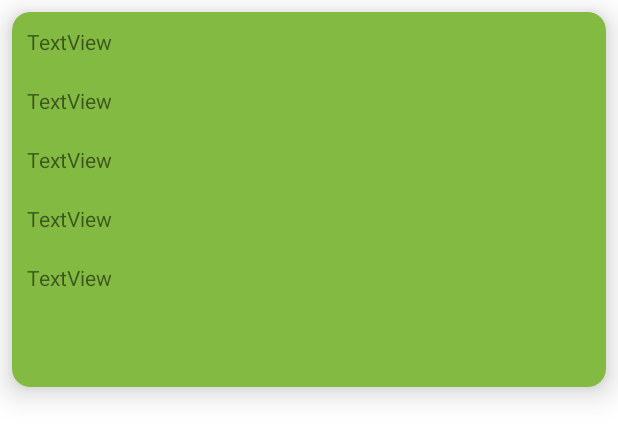
After one commit to yakusugi/OfflineBudgetTracker, an Android app: the layout budget_tracker_row.xml on its own in the app's theme, with its tools: preview values and no code run, on a phone screen of 412 x 824 dp. The commit adds this screen. Shown: the top 440 px of the screen. Run offline under Robolectric (Android 15) with nearby library versions, the phone set to English and light mode, and no system bars.

Commit message:
Finished until Step 10

```diff
--- a/app/src/main/java/com/example/offlinebudgettracker/MainActivity.java
+++ b/app/src/main/java/com/example/offlinebudgettracker/MainActivity.java
@@ -27,7 +27,6 @@ public class MainActivity extends AppCompatActivity {
     protected void onCreate(Bundle savedInstanceState) {
         super.onCreate(savedInstanceState);
         setContentView(R.layout.activity_main);
-        textView = findViewById(R.id.textSample);
 
         budgetTrackerViewModel = new ViewModelProvider.AndroidViewModelFactory(MainActivity.this
                 .getApplication())
@@ -39,7 +38,6 @@ public class MainActivity extends AppCompatActivity {
                 builder.append(" - ").append(budgetTrackerDto.getDate()).append(" ").append(budgetTrackerDto.getProductName());
                 Log.d("TAG", "onCreate: " + budgetTrackerDto.getProductName());
             }
-            textView.setText(builder.toString());
 
         });
 
--- /dev/null
+++ b/app/src/main/java/com/example/offlinebudgettracker/adapter/RecycleViewAdapter.java
@@ -0,0 +1,32 @@
+package com.example.offlinebudgettracker.adapter;
+
+import android.view.View;
+import android.view.ViewGroup;
+
+import androidx.annotation.NonNull;
+import androidx.recyclerview.widget.RecyclerView;
+
+public class RecycleViewAdapter extends RecyclerView.Adapter<RecycleViewAdapter.ViewHolder> {
+    @NonNull
+    @Override
+    public ViewHolder onCreateViewHolder(@NonNull ViewGroup parent, int viewType) {
+        return null;
+    }
+
+    @Override
+    public void onBindViewHolder(@NonNull RecycleViewAdapter.ViewHolder holder, int position) {
+
+    }
+
+    @Override
+    public int getItemCount() {
+        return 0;
+    }
+
+    public class ViewHolder extends RecyclerView.ViewHolder {
+        public ViewHolder(@NonNull View itemView) {
+            super(itemView);
+        }
+    }
+
+}
--- a/app/src/main/res/layout/activity_main.xml
+++ b/app/src/main/res/layout/activity_main.xml
@@ -32,12 +32,11 @@
         app:layout_constraintStart_toStartOf="parent"
         app:layout_constraintTop_toTopOf="parent" />
 
-    <TextView
-        android:id="@+id/textSample"
-        android:layout_width="wrap_content"
-        android:layout_height="wrap_content"
-        android:layout_marginTop="124dp"
-        android:text="TextView"
+    <androidx.recyclerview.widget.RecyclerView
+        android:id="@+id/recycle_view"
+        android:layout_width="410dp"
+        android:layout_height="480dp"
+        android:layout_marginTop="10dp"
         app:layout_constraintEnd_toEndOf="parent"
         app:layout_constraintHorizontal_bias="0.5"
         app:layout_constraintStart_toStartOf="parent"
@@ -54,4 +53,5 @@
         app:layout_constraintBottom_toBottomOf="parent"
         app:layout_constraintEnd_toEndOf="parent"
         app:srcCompat="@drawable/ic_baseline_add_circle_24" />
+
 </androidx.constraintlayout.widget.ConstraintLayout>
--- /dev/null
+++ b/app/src/main/res/layout/budget_tracker_row.xml
@@ -0,0 +1,69 @@
+<?xml version="1.0" encoding="utf-8"?>
+<androidx.constraintlayout.widget.ConstraintLayout xmlns:android="http://schemas.android.com/apk/res/android"
+    xmlns:app="http://schemas.android.com/apk/res-auto"
+    android:layout_width="match_parent"
+    android:layout_height="match_parent">
+
+    <androidx.cardview.widget.CardView
+        android:layout_width="match_parent"
+        android:layout_height="250dp"
+        android:layout_marginStart="8dp"
+        android:layout_marginTop="8dp"
+        android:layout_marginEnd="8dp"
+        android:padding="@dimen/general_padding"
+        app:cardBackgroundColor="#83BA42"
+        app:cardCornerRadius="@dimen/elevation"
+        app:cardElevation="@dimen/elevation"
+        app:layout_constraintEnd_toEndOf="parent"
+        app:layout_constraintHorizontal_bias="0.0"
+        app:layout_constraintStart_toStartOf="parent"
+        app:layout_constraintTop_toTopOf="parent" >
+
+        <LinearLayout
+            android:layout_width="match_parent"
+            android:layout_height="match_parent"
+            android:orientation="vertical">
+
+            <TextView
+                android:id="@+id/row_date_textview"
+                android:layout_width="match_parent"
+                android:layout_height="wrap_content"
+                android:layout_gravity="center_horizontal"
+                android:padding="@dimen/general_padding"
+                android:text="TextView" />
+
+            <TextView
+                android:id="@+id/row_store_name_textview"
+                android:layout_width="match_parent"
+                android:layout_height="wrap_content"
+                android:layout_gravity="center_horizontal"
+                android:padding="@dimen/general_padding"
+                android:text="TextView" />
+
+            <TextView
+                android:id="@+id/row_product_name_textview"
+                android:layout_width="match_parent"
+                android:layout_height="wrap_content"
+                android:layout_gravity="center_horizontal"
+                android:padding="@dimen/general_padding"
+                android:text="TextView" />
+
+            <TextView
+                android:id="@+id/row_product_type_textview"
+                android:layout_width="match_parent"
+                android:layout_height="wrap_content"
+                android:layout_gravity="center_horizontal"
+                android:padding="@dimen/general_padding"
+                android:text="TextView" />
+
+            <TextView
+                android:id="@+id/row_price_textview"
+                android:layout_width="match_parent"
+                android:layout_height="wrap_content"
+                android:layout_gravity="center_horizontal"
+                android:padding="@dimen/general_padding"
+                android:text="TextView" />
+        </LinearLayout>
+
+    </androidx.cardview.widget.CardView>
+</androidx.constraintlayout.widget.ConstraintLayout>
--- a/app/src/main/res/values/dimens.xml
+++ b/app/src/main/res/values/dimens.xml
@@ -1,4 +1,5 @@
 <?xml version="1.0" encoding="utf-8"?>
 <resources>
     <dimen name="general_padding">10dp</dimen>
+    <dimen name="elevation">12dp</dimen>
 </resources>
```
